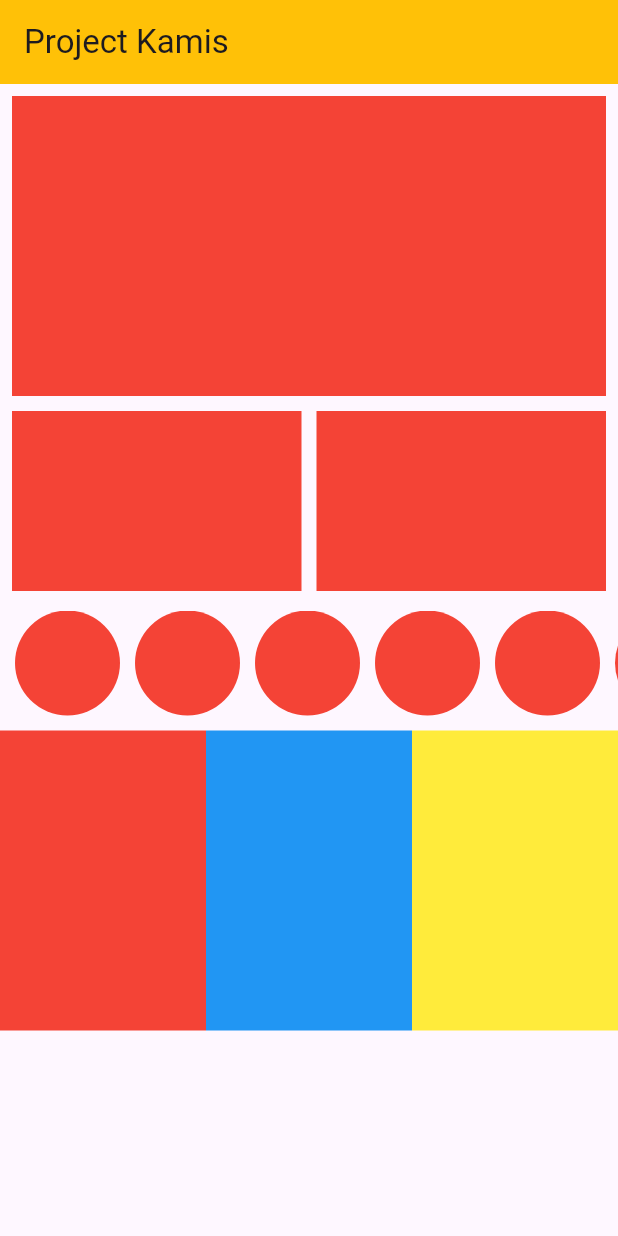
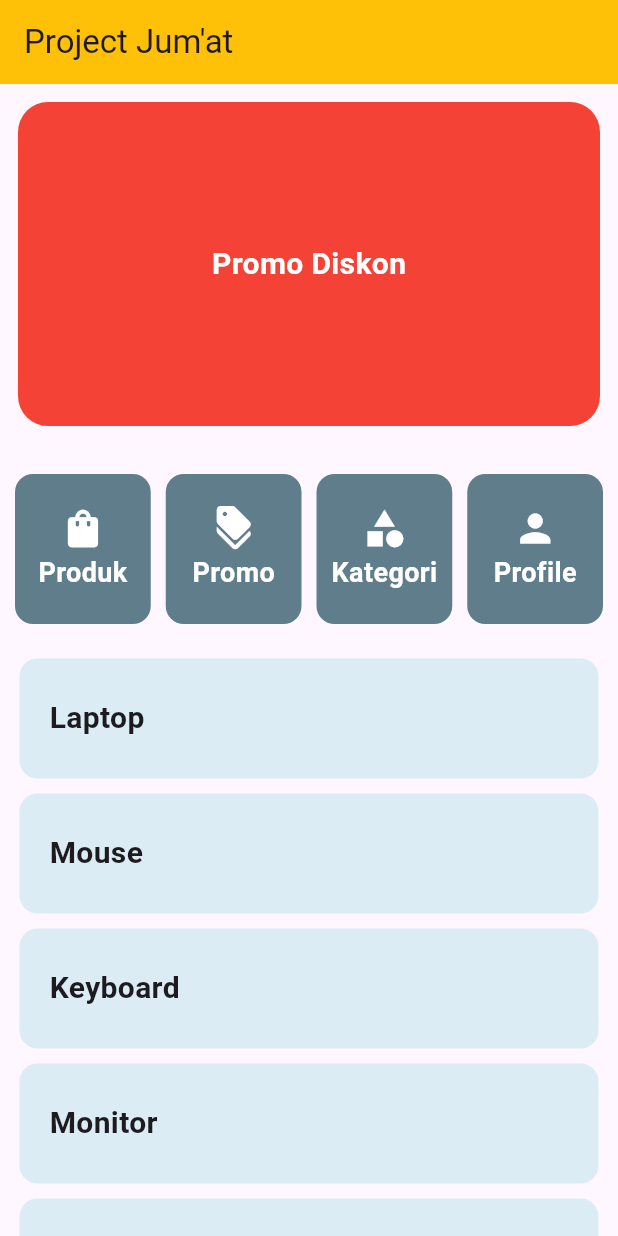
Before and after one commit to WildanCool/Project_Kamis_Jumat, a Flutter app: the screen it shows after launch, on a phone screen of 412 x 824 dp. Run offline on Flutter 3.47's test engine with Material 3 defaults, Android fonts, the phone set to English and light mode, and no system bars.

Commit message:
Project Jum'at

```diff
--- a/project_kamis_jumat/lib/main.dart
+++ b/project_kamis_jumat/lib/main.dart
@@ -1,5 +1,6 @@
 import 'package:flutter/material.dart';
-import 'package:project_kamis_jumat/projectKamis/project_kamis.dart';
+import 'package:project_kamis_jumat/projectJumat/home.dart';
+// import 'package:project_kamis_jumat/projectKamis/project_kamis.dart';
 
 void main() {
   runApp(const MyApp());
@@ -14,7 +15,7 @@ class MyApp extends StatelessWidget {
       title: 'Flutter Demo',
       theme: ThemeData(),
       debugShowCheckedModeBanner: false,
-      home: ProjectKamis()
+      home: ProjectJumat()
     );
   }
 }
--- /dev/null
+++ b/project_kamis_jumat/lib/projectJumat/diskon.dart
@@ -0,0 +1,35 @@
+import 'package:flutter/material.dart';
+
+class KotakDiskon extends StatelessWidget {
+  final Color warna;
+  final String teks;
+  const KotakDiskon({super.key, required this.warna, required this.teks});
+
+  @override
+  Widget build(BuildContext context) {
+    return Padding(
+      padding: const EdgeInsets.all(12),
+      child: Stack(
+        children: [
+          Container(
+            decoration: BoxDecoration(
+              color: warna,
+              borderRadius: BorderRadius.circular(20),
+            ),
+          ),
+
+          Center(
+            child: Text(
+              teks,
+              style: TextStyle(
+                color: Colors.white,
+                fontWeight: FontWeight.bold,
+                fontSize: 20,
+              ),
+            ),
+          ),
+        ],
+      ),
+    );
+  }
+}
--- /dev/null
+++ b/project_kamis_jumat/lib/projectJumat/home.dart
@@ -0,0 +1,76 @@
+import 'package:flutter/material.dart';
+import 'package:project_kamis_jumat/projectJumat/diskon.dart';
+import 'package:project_kamis_jumat/projectJumat/list_view.dart';
+import 'package:project_kamis_jumat/projectJumat/tombol.dart';
+
+class ProjectJumat extends StatefulWidget {
+  const ProjectJumat({super.key});
+
+  @override
+  State<ProjectJumat> createState() => _ProjectJumatState();
+}
+
+class _ProjectJumatState extends State<ProjectJumat> {
+  @override
+  Widget build(BuildContext context) {
+    return Scaffold(
+      appBar: AppBar(
+        backgroundColor: Colors.amber,
+        title: Text("Project Jum'at"),
+      ),
+
+      body: SingleChildScrollView(
+        child: Column(
+          children: [
+            SizedBox(
+              height: 240,
+              child: PageView(
+                children: [
+                  KotakDiskon(warna: Colors.red, teks: "Promo Diskon"),
+                  KotakDiskon(warna: Colors.blue, teks: "Flash Sale"),
+                  KotakDiskon(warna: Colors.green, teks: "Gratis Ongkir"),
+                ],
+              ),
+            ),
+
+            SizedBox(height: 10),
+
+            Padding(
+              padding: const EdgeInsets.all(10),
+              child: Row(
+                children: [
+                  Tombol(
+                    icon: Icons.shopping_bag,
+                    warna: Colors.blueGrey,
+                    label: "Produk",
+                  ),
+                  SizedBox(width: 10),
+                  Tombol(
+                    icon: Icons.discount,
+                    warna: Colors.blueGrey,
+                    label: "Promo",
+                  ),
+                  SizedBox(width: 10),
+                  Tombol(
+                    icon: Icons.category,
+                    warna: Colors.blueGrey,
+                    label: "Kategori",
+                  ),
+                  SizedBox(width: 10),
+                  Tombol(
+                    icon: Icons.person,
+                    warna: Colors.blueGrey,
+                    label: "Profile",
+                  ),
+                ],
+              ),
+            ),
+
+            // SizedBox(height: 10),
+            ListViewProduk(),
+          ],
+        ),
+      ),
+    );
+  }
+}
--- /dev/null
+++ b/project_kamis_jumat/lib/projectJumat/list_view.dart
@@ -0,0 +1,60 @@
+import 'package:flutter/material.dart';
+
+class ListViewProduk extends StatelessWidget {
+  const ListViewProduk({super.key});
+
+  @override
+  Widget build(BuildContext context) {
+    return Padding(
+      padding: const EdgeInsets.all(8),
+      child: SizedBox(
+        width: double.infinity,
+        height: 500,
+        child: ListView(
+          children: [
+            KotakList(label: "Laptop"),
+            KotakList(label: "Mouse"),
+            KotakList(label: "Keyboard"),
+            KotakList(label: "Monitor"),
+            KotakList(label: "Printer"),
+            KotakList(label: "Headset"),
+            KotakList(label: "Charger"),
+            KotakList(label: "Bottle"),
+            KotakList(label: "Table"),
+          ],
+        ),
+      ),
+    );
+  }
+}
+
+class KotakList extends StatelessWidget {
+  final String label;
+  const KotakList({super.key, required this.label});
+
+  @override
+  Widget build(BuildContext context) {
+    return Container(
+      margin: EdgeInsets.all(5),
+      height: 80,
+      width: double.infinity,
+      decoration: BoxDecoration(
+        color: const Color.fromARGB(153, 196, 228, 236),
+        borderRadius: BorderRadius.circular(12),
+      ),
+      child: Padding(
+        padding: const EdgeInsets.only(left: 20),
+        child: Column(
+          crossAxisAlignment: CrossAxisAlignment.start,
+          mainAxisAlignment: MainAxisAlignment.center,
+          children: [
+            Text(
+              label,
+              style: TextStyle(fontWeight: FontWeight.bold, fontSize: 20),
+            ),
+          ],
+        ),
+      ),
+    );
+  }
+}
--- /dev/null
+++ b/project_kamis_jumat/lib/projectJumat/tombol.dart
@@ -0,0 +1,41 @@
+import 'package:flutter/material.dart';
+
+class Tombol extends StatelessWidget {
+  final Color warna;
+  final IconData icon;
+  final String label;
+  const Tombol({
+    super.key,
+    required this.icon,
+    required this.warna,
+    required this.label,
+  });
+
+  @override
+  Widget build(BuildContext context) {
+    return Expanded(
+      child: Container(
+        height: 100,
+        decoration: BoxDecoration(
+          color: warna,
+          borderRadius: BorderRadius.circular(12),
+        ),
+        child: Column(
+          spacing: 2,
+          mainAxisAlignment: MainAxisAlignment.center,
+          children: [
+            Icon(icon, color: Colors.white, size: 30),
+            Text(
+              label,
+              style: TextStyle(
+                fontWeight: FontWeight.bold,
+                fontSize: 18,
+                color: Colors.white,
+              ),
+            ),
+          ],
+        ),
+      ),
+    );
+  }
+}
```
